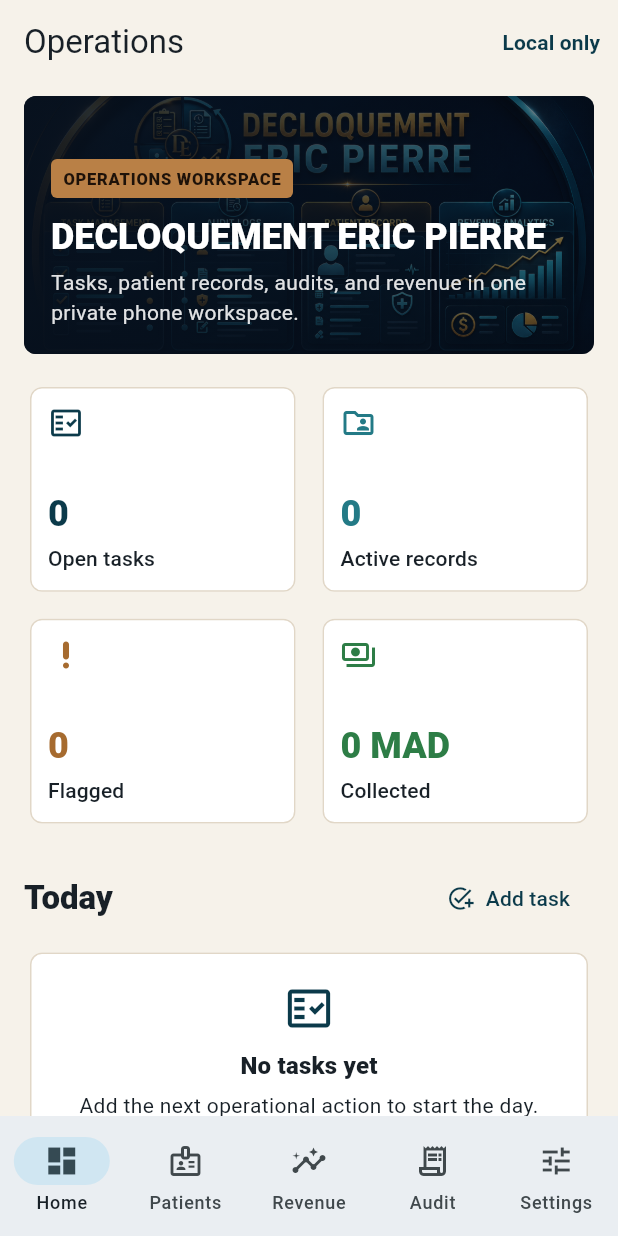
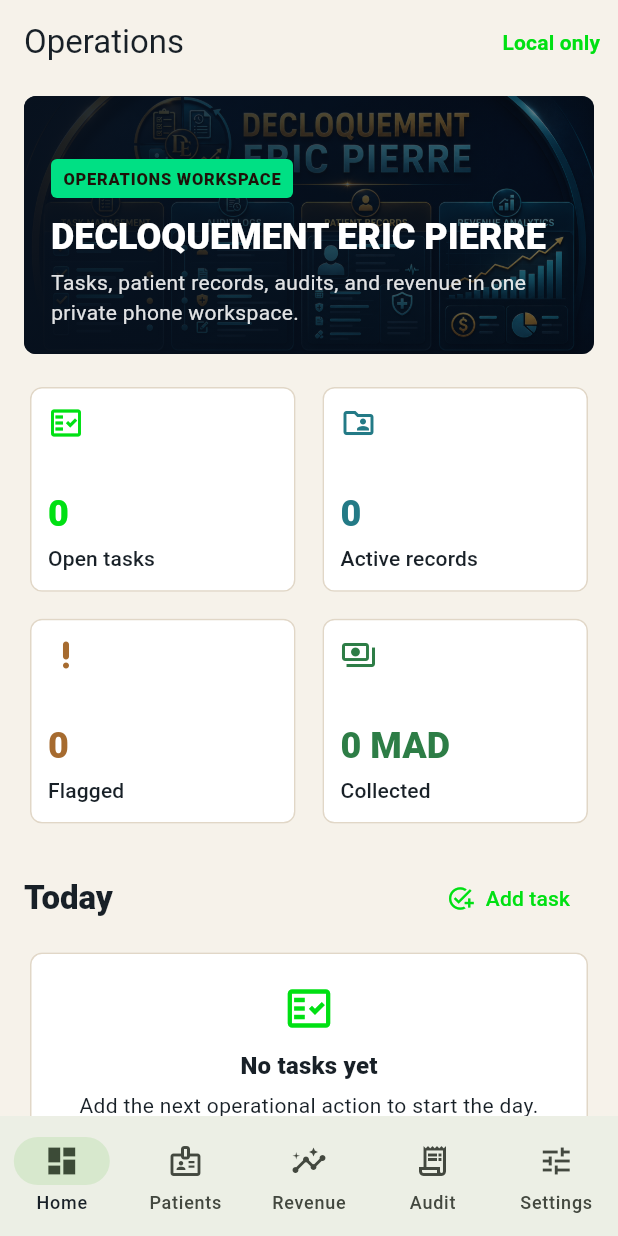
Before and after one commit to EOOrga/68d9d11e1299230338f3737d, a Flutter app: the screen it shows after launch, on a phone screen of 412 x 824 dp. Run offline on Flutter 3.47's test engine with Material 3 defaults, Android fonts, the phone set to English and light mode, and no system bars; our stand-ins replace shared_preferences.

Commit message:
Create Flutter variant com.ubvhwzwhhhgv.decloquementd.brahim

```diff
--- a/lib/main.dart
+++ b/lib/main.dart
@@ -15,8 +15,8 @@ class DeploOperationsApp extends StatelessWidget {
 
   @override
   Widget build(BuildContext context) {
-    const primary = Color(0xFF0B3A4A);
-    const secondary = Color(0xFFB98046);
+    const primary = Color(0xFF00E013);
+    const secondary = Color(0xFF00E084);
     const surface = Color(0xFFF6F2EA);
 
     final scheme =
--- a/pubspec.yaml
+++ b/pubspec.yaml
@@ -1,4 +1,4 @@
-name: decloquement_eric_pierre
+name: brahim
 description: "A local operations workspace for tasks, patient records, audits, and revenue tracking."
 publish_to: 'none'
 
@@ -28,4 +28,6 @@ flutter_launcher_icons:
   android: true
   ios: false
   image_path: "docs/icon.png"
+  adaptive_icon_foreground: docs/icon.png
+  adaptive_icon_background: "#00CDE0"
   min_sdk_android: 23
```
Also changed, not shown: docs/icon.png, 11 other files.
